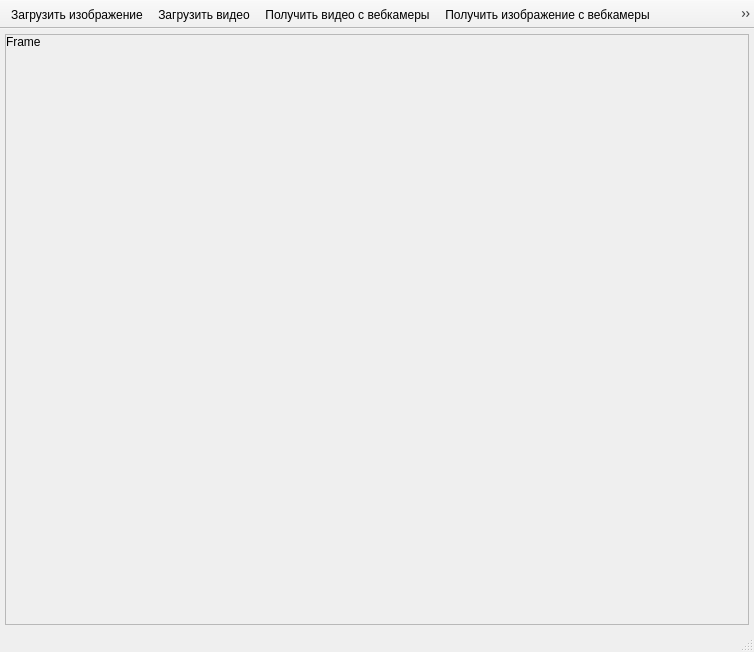
The window that FRS/FRS/view.ui (sirIrishman/FRS) describes before a commit, drawn with Qt 5.
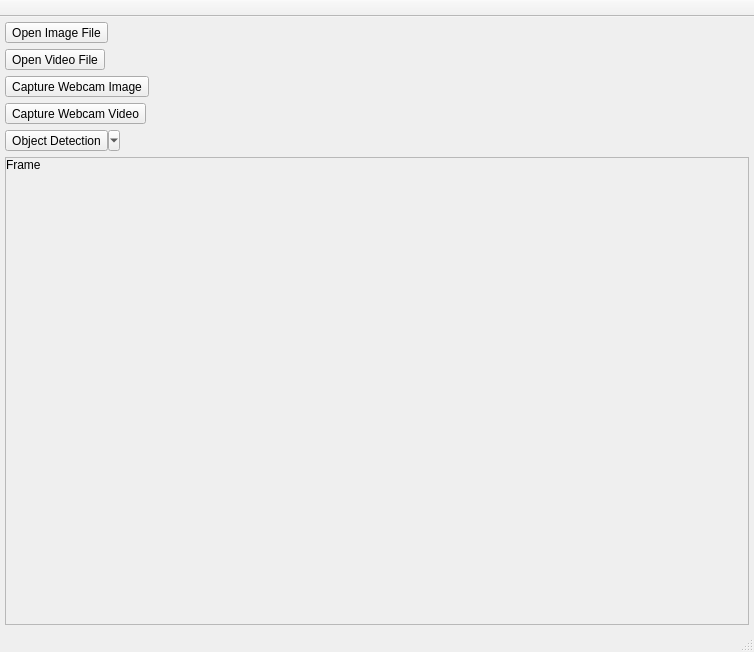
The same window after the commit. Icons and pictures are not drawn.

Commit message: Improved UI. Renamed 'recognition' to 'detection'. Added capability to choose object detection algorithm by drop-down menu of 'Object Detection' tool button.

The edit to the form file:
```diff
--- a/FRS/FRS/view.ui
+++ b/FRS/FRS/view.ui
@@ -18,7 +18,7 @@
     <property name="margin">
      <number>5</number>
     </property>
-    <item row="0" column="0">
+    <item row="6" column="0">
      <widget class="QScrollArea" name="scrllAr_ScrollFrameContainer">
       <property name="widgetResizable">
        <bool>true</bool>
@@ -29,14 +29,14 @@
          <x>0</x>
          <y>0</y>
          <width>742</width>
-         <height>578</height>
+         <height>303</height>
         </rect>
        </property>
        <layout class="QGridLayout" name="gridLayout_5">
         <property name="margin">
          <number>0</number>
         </property>
-        <item row="0" column="0">
+        <item row="2" column="0">
          <widget class="QLabel" name="lbl_Frame">
           <property name="text">
            <string>Frame</string>
@@ -50,8 +50,127 @@
       </widget>
      </widget>
     </item>
+    <item row="1" column="0">
+     <widget class="QToolButton" name="tlBttn_OpenImageFile">
+      <property name="text">
+       <string>Open Image File</string>
+      </property>
+      <property name="icon">
+       <iconset resource="View.qrc">
+        <normaloff>:/view/pictures_folder.png</normaloff>:/view/pictures_folder.png</iconset>
+      </property>
+      <property name="iconSize">
+       <size>
+        <width>32</width>
+        <height>32</height>
+       </size>
+      </property>
+      <property name="toolButtonStyle">
+       <enum>Qt::ToolButtonTextUnderIcon</enum>
+      </property>
+     </widget>
+    </item>
+    <item row="5" column="0">
+     <widget class="QToolButton" name="tlBttn_ObjectDetection">
+      <property name="sizePolicy">
+       <sizepolicy hsizetype="Fixed" vsizetype="Fixed">
+        <horstretch>0</horstretch>
+        <verstretch>0</verstretch>
+       </sizepolicy>
+      </property>
+      <property name="contextMenuPolicy">
+       <enum>Qt::DefaultContextMenu</enum>
+      </property>
+      <property name="text">
+       <string>Object Detection</string>
+      </property>
+      <property name="icon">
+       <iconset resource="View.qrc">
+        <normaloff>:/view/user_silhouette.png</normaloff>:/view/user_silhouette.png</iconset>
+      </property>
+      <property name="iconSize">
+       <size>
+        <width>32</width>
+        <height>32</height>
+       </size>
+      </property>
+      <property name="checkable">
+       <bool>true</bool>
+      </property>
+      <property name="popupMode">
+       <enum>QToolButton::MenuButtonPopup</enum>
+      </property>
+      <property name="toolButtonStyle">
+       <enum>Qt::ToolButtonTextUnderIcon</enum>
+      </property>
+      <property name="arrowType">
+       <enum>Qt::NoArrow</enum>
+      </property>
+     </widget>
+    </item>
+    <item row="2" column="0">
+     <widget class="QToolButton" name="tlBttn_OpenVideoFile">
+      <property name="text">
+       <string>Open Video File</string>
+      </property>
+      <property name="icon">
+       <iconset resource="View.qrc">
+        <normaloff>:/view/video_folder.png</normaloff>:/view/video_folder.png</iconset>
+      </property>
+      <property name="iconSize">
+       <size>
+        <width>32</width>
+        <height>32</height>
+       </size>
+      </property>
+      <property name="toolButtonStyle">
+       <enum>Qt::ToolButtonTextUnderIcon</enum>
+      </property>
+     </widget>
+    </item>
+    <item row="4" column="0">
+     <widget class="QToolButton" name="tlBttn_CaptureWebcamVideo">
+      <property name="text">
+       <string>Capture Webcam Video</string>
+      </property>
+      <property name="icon">
+       <iconset resource="View.qrc">
+        <normaloff>:/view/video.png</normaloff>:/view/video.png</iconset>
+      </property>
+      <property name="iconSize">
+       <size>
+        <width>32</width>
+        <height>32</height>
+       </size>
+      </property>
+      <property name="toolButtonStyle">
+       <enum>Qt::ToolButtonTextUnderIcon</enum>
+      </property>
+     </widget>
+    </item>
+    <item row="3" column="0">
+     <widget class="QToolButton" name="tlBttn_CaptureWebcamImage">
+      <property name="text">
+       <string>Capture Webcam Image</string>
+      </property>
+      <property name="icon">
+       <iconset resource="View.qrc">
+        <normaloff>:/view/camera.png</normaloff>:/view/camera.png</iconset>
+      </property>
+      <property name="iconSize">
+       <size>
+        <width>32</width>
+        <height>32</height>
+       </size>
+      </property>
+      <property name="toolButtonStyle">
+       <enum>Qt::ToolButtonTextUnderIcon</enum>
+      </property>
+     </widget>
+    </item>
    </layout>
   </widget>
+  <widget class="QStatusBar" name="stsBr_MainStatusBar"/>
   <widget class="QToolBar" name="tlBr_MainToolbar">
    <property name="movable">
     <bool>false</bool>
@@ -68,71 +187,21 @@
    <attribute name="toolBarBreak">
     <bool>false</bool>
    </attribute>
-   <addaction name="actn_LoadImage"/>
-   <addaction name="actn_LoadVideo"/>
-   <addaction name="actn_CaptureVideo"/>
-   <addaction name="actn_CaptureImage"/>
-   <addaction name="actn_RecognizeObjects"/>
   </widget>
-  <widget class="QStatusBar" name="stsBr_MainStatusBar"/>
-  <action name="actn_LoadImage">
-   <property name="icon">
-    <iconset resource="View.qrc">
-     <normaloff>:/view/pictures_folder.png</normaloff>:/view/pictures_folder.png</iconset>
+  <action name="actn_SetHaarCascadeObjectDetectionAlgorithm">
+   <property name="checkable">
+    <bool>true</bool>
    </property>
    <property name="text">
-    <string> Загрузить изображение</string>
+    <string>Haar Cascade</string>
    </property>
-   <property name="toolTip">
-    <string>Загрузить графический файл</string>
-   </property>
   </action>
-  <action name="actn_LoadVideo">
-   <property name="icon">
-    <iconset resource="View.qrc">
-     <normaloff>:/view/video_folder.png</normaloff>:/view/video_folder.png</iconset>
-   </property>
-   <property name="text">
-    <string>Загрузить видео</string>
-   </property>
-   <property name="toolTip">
-    <string>Загрузить видео файл</string>
-   </property>
-  </action>
-  <action name="actn_CaptureVideo">
-   <property name="icon">
-    <iconset resource="View.qrc">
-     <normaloff>:/view/video.png</normaloff>:/view/video.png</iconset>
-   </property>
-   <property name="text">
-    <string>Получить видео с вебкамеры</string>
-   </property>
-  </action>
-  <action name="actn_CaptureImage">
-   <property name="icon">
-    <iconset resource="View.qrc">
-     <normaloff>:/view/camera.png</normaloff>:/view/camera.png</iconset>
-   </property>
-   <property name="text">
-    <string>Получить изображение с вебкамеры</string>
-   </property>
-   <property name="toolTip">
-    <string>Получить изображение с вебкамеры</string>
-   </property>
-  </action>
-  <action name="actn_RecognizeObjects">
+  <action name="actn_SetLbpCascadeObjectDetectionAlgorithm">
    <property name="checkable">
     <bool>true</bool>
    </property>
-   <property name="icon">
-    <iconset resource="View.qrc">
-     <normaloff>:/view/user_silhouette.png</normaloff>:/view/user_silhouette.png</iconset>
-   </property>
    <property name="text">
-    <string>Режим распознавания объектов</string>
-   </property>
-   <property name="toolTip">
-    <string>Режим распознавания объектов</string>
+    <string>LBP Cascade</string>
    </property>
   </action>
  </widget>
```
The commit also changes 11 other files.
